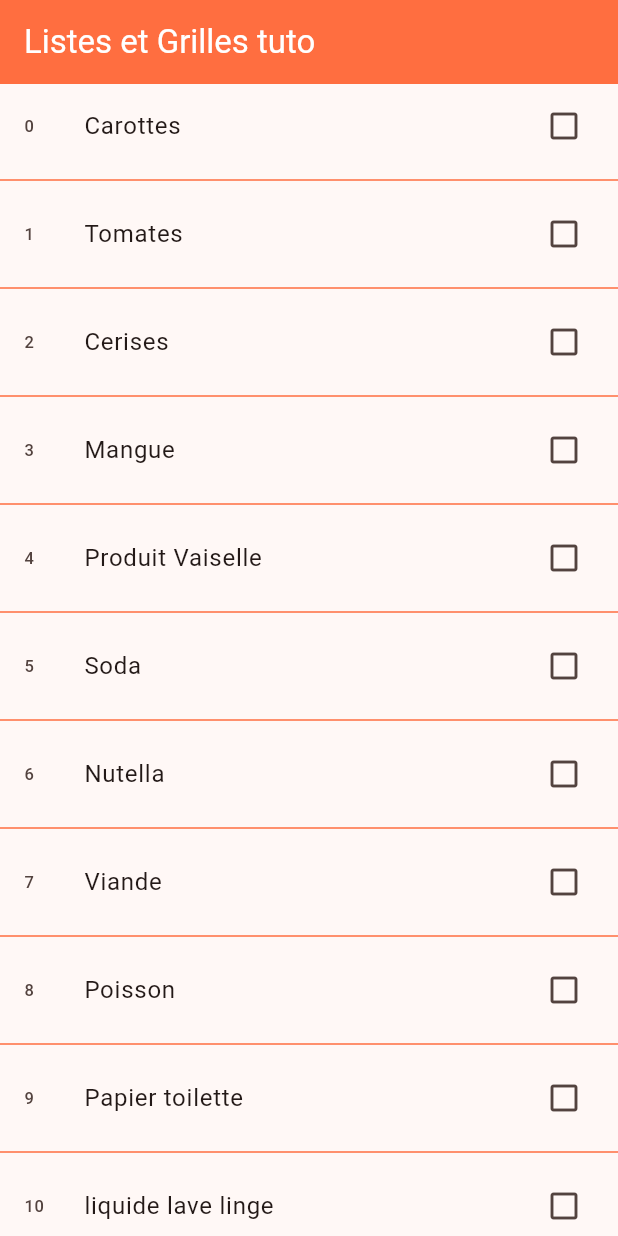
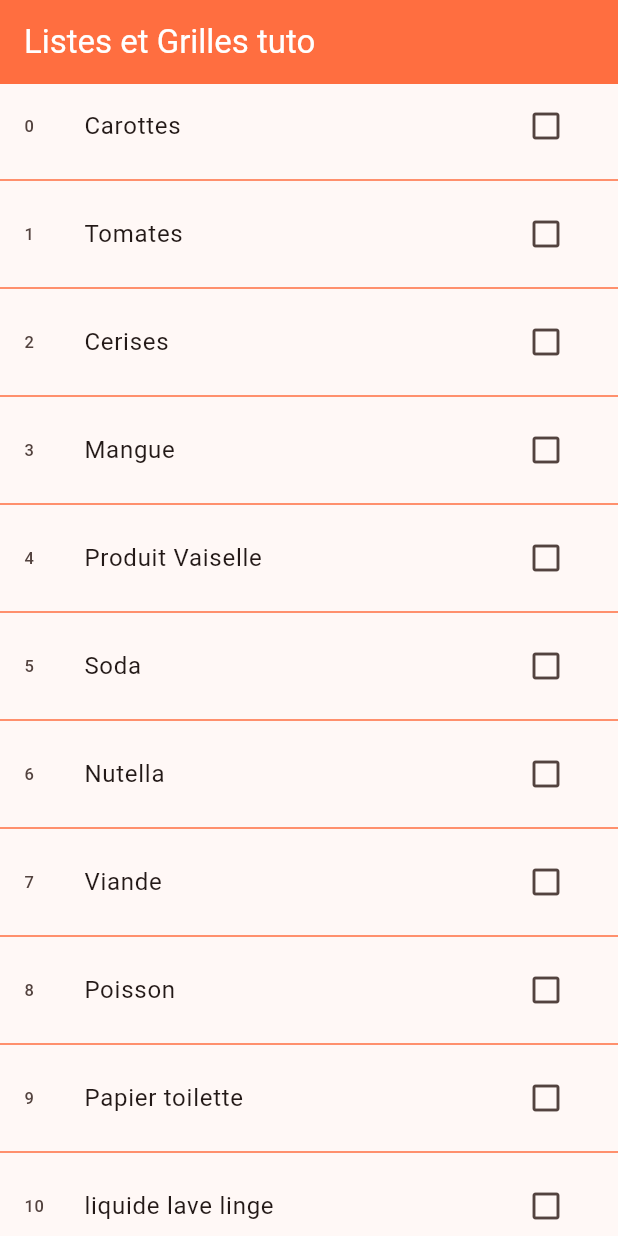
Before and after one commit to MaximeBel24/Tuto-liste-grille-flutter, a Flutter app: the screen it shows after launch, on a phone screen of 412 x 824 dp. Run offline on Flutter 3.47's test engine with Material 3 defaults, Android fonts, the phone set to English and light mode, and no system bars.

Commit message:
Ajout d'un Icon Button

```diff
--- a/lib/main.dart
+++ b/lib/main.dart
@@ -1,3 +1,4 @@
+
 import 'package:flutter/material.dart';
 
 void main() {
@@ -58,6 +59,8 @@ class _MyHomePageState extends State<MyHomePage> {
     "Noix de coco en poudre"
   ];
 
+  List<Course> maListeDeCourses = [];
+
   List<Widget> itemCourses() {
     List<Widget> items = [];
     courses.forEach((element) {
@@ -83,6 +86,11 @@ class _MyHomePageState extends State<MyHomePage> {
 
   @override
   Widget build(BuildContext context) {
+
+    courses.forEach((element) {
+      maListeDeCourses.add(Course(element));
+    });
+
     return Scaffold(
       appBar: AppBar(
         backgroundColor: Colors.deepOrangeAccent,
@@ -93,10 +101,20 @@ class _MyHomePageState extends State<MyHomePage> {
             return ListTile(
               title: Text(courses[index]),
               leading: Text(index.toString()),
-              trailing: const Icon(Icons.check_box_outline_blank),
-              onTap: () {
-                print("J'ai appuyé sur l'élément $index qui correspont à ${courses[index]}");
-              },
+              trailing:
+                  IconButton(onPressed: () {
+                      setState(() {
+                        maListeDeCourses[index].update();
+                      });
+                  },
+                  icon: Icon((maListeDeCourses[index].bought)
+                      ? Icons.check_box
+                      : Icons.check_box_outline_blank
+                  ),
+                  ),
+                onTap: () {
+
+                },
             );
           },
           separatorBuilder: (BuildContext context, int index) {
@@ -115,3 +133,14 @@ class _MyHomePageState extends State<MyHomePage> {
     );
   }
 }
+
+class Course {
+  String element;
+  bool bought = false;
+
+  Course(this.element);
+
+  update() {
+    bought = !bought;
+  }
+}
```
